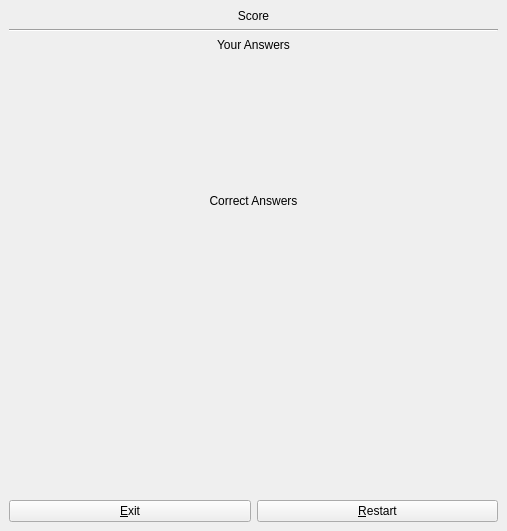
First picture: the form in src/templates/comprehension/comprehensionsimulator.ui, repository BuildmLearn/BuildmLearn-Toolkit, before the edit.
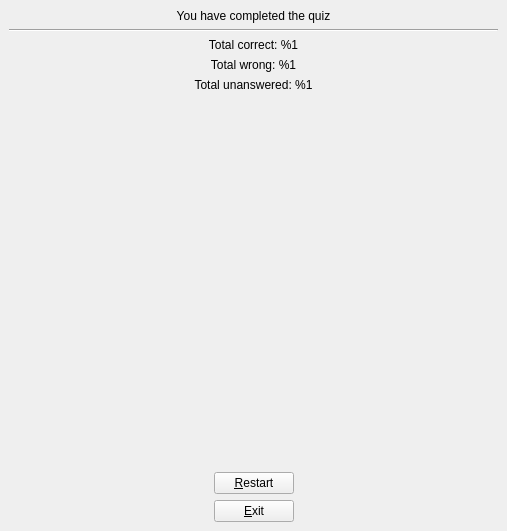
Second picture: the form after the edit. The open tabs and pages were chosen to show the change. Custom widgets are drawn as their Qt base class.

Diff of the .ui file:
```diff
--- a/src/templates/comprehension/comprehensionsimulator.ui
+++ b/src/templates/comprehension/comprehensionsimulator.ui
@@ -197,7 +197,7 @@
        <item>
         <widget class="QLabel" name="label">
          <property name="text">
-          <string>Score</string>
+          <string>You have completed the quiz</string>
          </property>
          <property name="alignment">
           <set>Qt::AlignCenter</set>
@@ -212,11 +212,9 @@
         </widget>
        </item>
        <item>
-        <layout class="QVBoxLayout" name="m_groupYour">
-         <item>
-          <widget class="QLabel" name="label_2">
+        <widget class="QLabel" name="m_lblTotalCorrect">
            <property name="text">
-            <string>Your Answers</string>
+          <string>Total correct: %1</string>
            </property>
            <property name="alignment">
             <set>Qt::AlignCenter</set>
@@ -224,26 +222,9 @@
           </widget>
          </item>
          <item>
-          <spacer name="verticalSpacer_4">
-           <property name="orientation">
-            <enum>Qt::Vertical</enum>
-           </property>
-           <property name="sizeHint" stdset="0">
-            <size>
-             <width>20</width>
-             <height>40</height>
-            </size>
-           </property>
-          </spacer>
-         </item>
-        </layout>
-       </item>
-       <item>
-        <layout class="QVBoxLayout" name="m_groupYour_2">
-         <item>
-          <widget class="QLabel" name="label_3">
+        <widget class="QLabel" name="m_lblTotalWrong">
            <property name="text">
-            <string>Correct Answers</string>
+          <string>Total wrong: %1</string>
            </property>
            <property name="alignment">
             <set>Qt::AlignCenter</set>
@@ -251,19 +232,14 @@
           </widget>
          </item>
          <item>
-          <spacer name="verticalSpacer_5">
-           <property name="orientation">
-            <enum>Qt::Vertical</enum>
-           </property>
-           <property name="sizeHint" stdset="0">
-            <size>
-             <width>20</width>
-             <height>40</height>
-            </size>
-           </property>
-          </spacer>
-         </item>
-        </layout>
+        <widget class="QLabel" name="m_lblTotalUnanswered">
+         <property name="text">
+          <string>Total unanswered: %1</string>
+         </property>
+         <property name="alignment">
+          <set>Qt::AlignCenter</set>
+         </property>
+        </widget>
        </item>
        <item>
         <spacer name="verticalSpacer">
@@ -273,21 +249,47 @@
          <property name="sizeHint" stdset="0">
           <size>
            <width>20</width>
-           <height>40</height>
+           <height>341</height>
           </size>
          </property>
         </spacer>
        </item>
        <item>
         <layout class="QGridLayout" name="gridLayout">
-         <item row="0" column="0">
+         <item row="0" column="2" rowspan="2">
+          <spacer name="horizontalSpacer_2">
+           <property name="orientation">
+            <enum>Qt::Horizontal</enum>
+           </property>
+           <property name="sizeHint" stdset="0">
+            <size>
+             <width>40</width>
+             <height>20</height>
+            </size>
+           </property>
+          </spacer>
+         </item>
+         <item row="1" column="1">
           <widget class="QPushButton" name="m_btnExit">
            <property name="text">
             <string>&amp;Exit</string>
            </property>
           </widget>
          </item>
-         <item row="0" column="2">
+         <item row="0" column="0" rowspan="2">
+          <spacer name="horizontalSpacer">
+           <property name="orientation">
+            <enum>Qt::Horizontal</enum>
+           </property>
+           <property name="sizeHint" stdset="0">
+            <size>
+             <width>40</width>
+             <height>20</height>
+            </size>
+           </property>
+          </spacer>
+         </item>
+         <item row="0" column="1">
           <widget class="QPushButton" name="m_btnRestart">
            <property name="text">
             <string>&amp;Restart</string>
@@ -302,6 +304,14 @@
    </item>
   </layout>
  </widget>
+ <customwidgets>
+  <customwidget>
+   <class>SlidingStackedWidget</class>
+   <extends>QStackedWidget</extends>
+   <header>templates/matchthefollowing/slidingstackedwidget.h</header>
+   <container>1</container>
+  </customwidget>
+ </customwidgets>
  <resources/>
  <connections/>
 </ui>
```
Left out of the diff: 15 changed lines with no effect on the pictures. Lines whose indentation alone changed are shown as unchanged.
